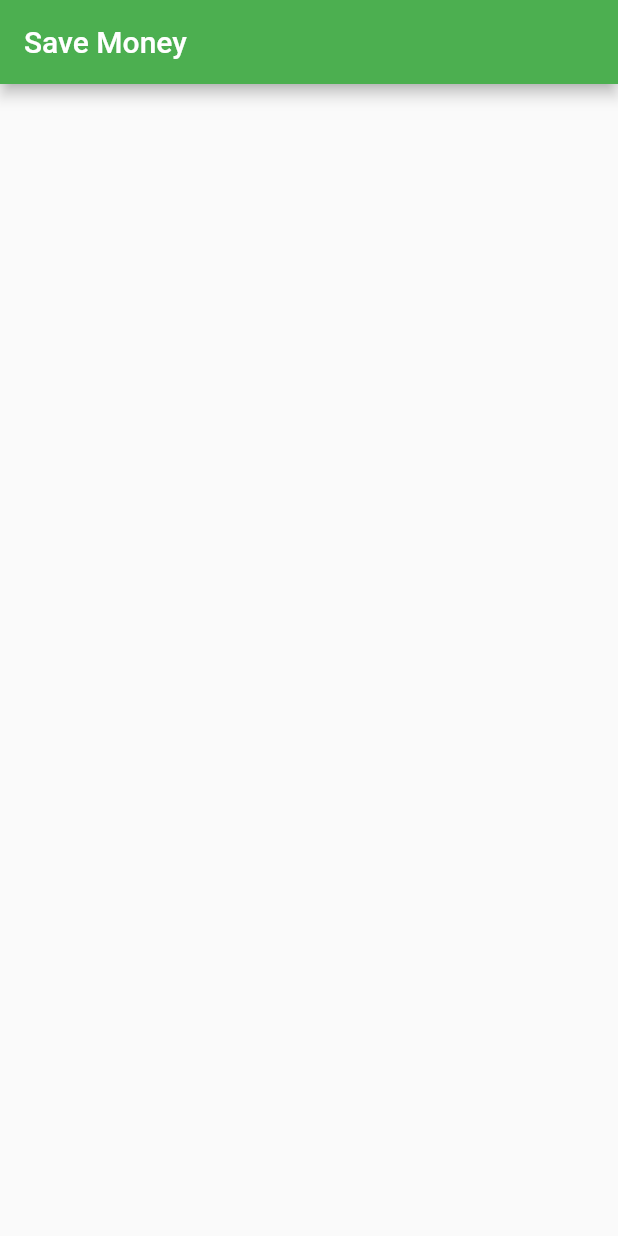
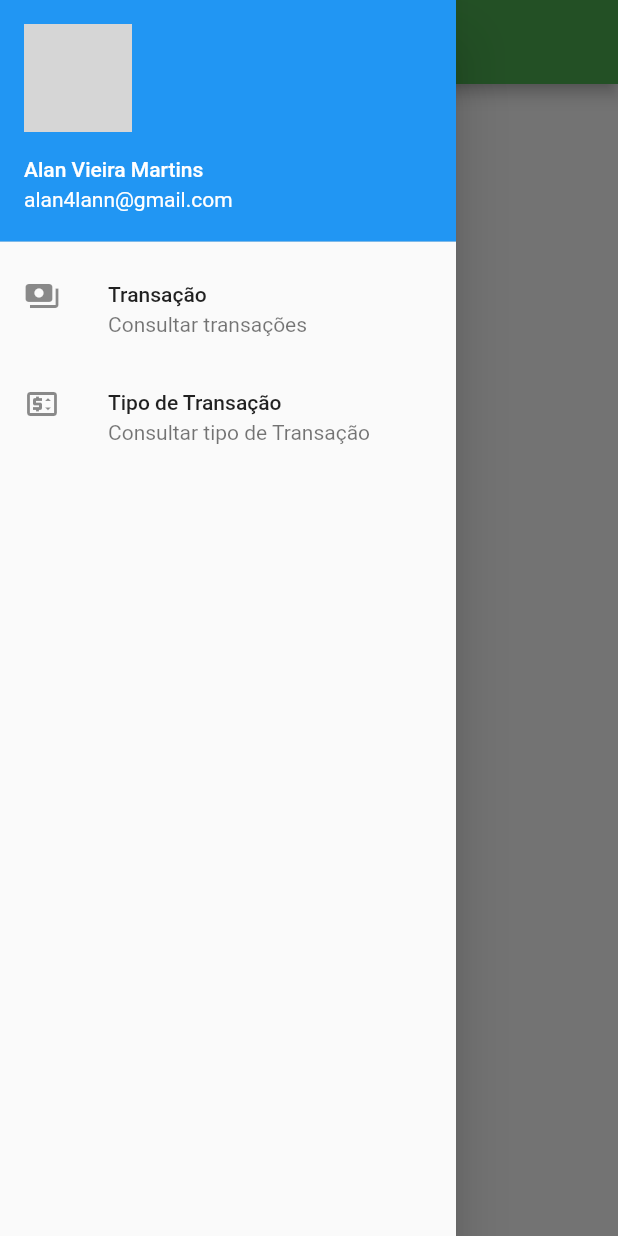
Before and after one commit to alandlan/SaveMoney, a Flutter app: the screen it shows after launch, with the side drawer open (before the commit the screen has no drawer), on a phone screen of 412 x 824 dp. Run offline on Flutter 3.47's test engine with Material 2 defaults, Android fonts, the phone set to English and light mode, and no system bars; our stand-ins replace animated_splash_screen, sqflite; accounts and stored records are empty; network calls fail; grey boxes are pictures that could not be loaded.

Commit message:
Menu e tela lista de tipo de transacoes

```diff
--- a/savemoney/lib/main.dart
+++ b/savemoney/lib/main.dart
@@ -1,10 +1,8 @@
 import 'package:flutter/material.dart';
-import 'database/dao/transaction_dao.dart';
-import 'models/Transactions.dart';
-import 'screens/splash.dart';
+import 'screens/SpashPage.dart';
 
 void main() {
   //final TransactionDao _transactionDao = TransactionDao();
   //_transactionDao.save(Transactions(0,1,'Janeiro',1000.0,"2021-01-01"));
-  runApp(const SaveMoneyApp());
+  runApp(const SpashPage());
 }
--- /dev/null
+++ b/savemoney/lib/screens/MainPage.dart
@@ -0,0 +1,117 @@
+import 'package:flutter/material.dart';
+import 'package:savemoney/database/dao/transaction_dao.dart';
+
+import 'package:savemoney/models/Transactions.dart';
+import 'package:savemoney/screens/TransactionType/Index.dart';
+
+class MainPage extends StatelessWidget {
+
+  final TransactionDao _transactionDao = TransactionDao();
+
+  @override
+  Widget build(BuildContext context) {
+
+    //_transactionDao.save(Transactions(0,1,'Janeiro',1000.0,"2021-01-01"));
+
+    return MaterialApp(
+      debugShowCheckedModeBanner: false,
+      theme: ThemeData(primaryColor: Colors.green),
+      home: Scaffold(
+        appBar: AppBar(
+          backgroundColor: Colors.green,
+          title: Text("Save Money"),
+        ),
+        body: FutureBuilder(
+          future: _transactionDao.findAll(),
+          builder: (context,snapshot) {
+            List<Transactions> transactions = [];
+            if(snapshot.hasData){ transactions = snapshot.data as List<Transactions>;}
+            return ListView.builder(
+              itemBuilder: (context,index){
+                final Transactions transaction = transactions[index];
+                return _TransactionItem(transaction);
+              },
+              itemCount: transactions.length
+            );
+          },
+        ),
+        drawer: Drawer(
+
+          child: ListView(
+            children: <Widget>[
+              UserAccountsDrawerHeader(
+                accountName: Text("Alan Vieira Martins"),
+                accountEmail: Text("alan4lann@gmail.com"),
+                arrowColor: Colors.green,
+                currentAccountPicture: CircleAvatar(
+                  radius: 30.0,
+                  backgroundImage:
+                NetworkImage('https://media-exp1.licdn.com/dms/image/C4E03AQEarGWSsoOCzg/profile-displayphoto-shrink_400_400/0/1544907761843?e=1646870400&v=beta&t=3omSX6MvN0KJcmV4U-E7HgPxuzT2r2yJHVmWmNjeNGk'),
+                  backgroundColor: Colors.transparent,
+                ),
+              ),
+              ListTile(
+                leading: Icon(Icons.payments),
+                title: Text("Transação"),
+                subtitle: Text("Consultar transações"),
+                //trailing: Icon(Icons.arrow_forward),
+                onTap: () {
+                  debugPrint('toquei no drawer');
+                }
+               ),
+              // ListTile(
+              //   leading: Icon(Icons.attach_money),
+              //   title: Text("Transação"),
+              //   subtitle: Text("Cadastrar transação"),
+              //   //trailing: Icon(Icons.arrow_forward),
+              //   onTap: () {
+              //     debugPrint('toquei no drawer');
+              //   }
+              //  ),
+              ListTile(
+                leading: Icon(Icons.price_change_outlined),
+                title: Text("Tipo de Transação"),
+                subtitle: Text("Consultar tipo de Transação"),
+                //trailing: Icon(Icons.arrow_forward),
+                onTap: () {
+                  Navigator.of(context).push(MaterialPageRoute(builder: (context) => TransactionTypeIndex(),),);
+                }
+               ),
+              //  ListTile(
+              //    leading: Icon(Icons.price_check_outlined),
+              //    title: Text("Tipo de Transação"),
+              //    subtitle: Text("Cadastrar tipo de Transação"),
+              //    //trailing: Icon(Icons.arrow_forward),
+              //   onTap: () {
+              //     Navigator.pop(context);
+              //   }
+              //  )
+            ],
+           )
+        )
+      ),
+
+
+    );
+  }
+
+}
+
+class _TransactionItem extends StatelessWidget {
+
+  final Transactions transaction;
+
+  _TransactionItem(this.transaction);
+
+  @override
+  Widget build(BuildContext context){
+    return Card(
+      child: ListTile(
+        title:
+          Text(transaction.name),
+        subtitle:
+          Text(transaction.value.toString()) ,
+      ),
+    );
+  }
+}
--- a/savemoney/lib/screens/splash.dart
+++ b/savemoney/lib/screens/SpashPage.dart
@@ -1,9 +1,9 @@
 import 'package:animated_splash_screen/animated_splash_screen.dart';
 import 'package:flutter/material.dart';
-import 'package:savemoney/screens/resume.dart';
+import 'package:savemoney/screens/MainPage.dart';
 
-class SaveMoneyApp extends StatelessWidget {
-  const SaveMoneyApp({Key? key}) : super(key: key);
+class SpashPage extends StatelessWidget {
+  const SpashPage({Key? key}) : super(key: key);
 
   @override
   Widget build(BuildContext context) {
@@ -16,7 +16,7 @@ class SaveMoneyApp extends StatelessWidget {
         splash: Image.asset('assets/images/walletMoney.jpg'),
         duration: 3000,
         splashTransition: SplashTransition.fadeTransition,
-        nextScreen: ResumePage()
+        nextScreen: MainPage()
         ,),
     );
   }
--- a/savemoney/lib/screens/resume.dart
+++ /dev/null
@@ -1,55 +0,0 @@
-import 'package:flutter/material.dart';
-import 'package:savemoney/database/dao/transaction_dao.dart';
-
-import 'package:savemoney/models/Transactions.dart';
-
-class ResumePage extends StatelessWidget {
-
-  final TransactionDao _transactionDao = TransactionDao();
-
-  @override
-  Widget build(BuildContext context) {
-
-    //_transactionDao.save(Transactions(0,1,'Janeiro',1000.0,"2021-01-01"));
-
-    return Scaffold(
-      appBar: AppBar(
-        title: Text("Save Money"),
-      ),
-      body: FutureBuilder(
-        future: _transactionDao.findAll(),
-        builder: (context,snapshot) {
-          List<Transactions> transactions = [];
-          if(snapshot.hasData){ transactions = snapshot.data as List<Transactions>;}
-          return ListView.builder(
-            itemBuilder: (context,index){
-              final Transactions transaction = transactions[index];
-              return _TransactionItem(transaction);
-            },
-            itemCount: transactions.length
-          );
-        },
-      ),
-    );
-  }
-
-}
-
-class _TransactionItem extends StatelessWidget {
-
-  final Transactions transaction;
-
-  _TransactionItem(this.transaction);
-
-  @override
-  Widget build(BuildContext context){
-    return Card(
-      child: ListTile(
-        title:
-          Text(transaction.name),
-        subtitle:
-          Text(transaction.value.toString()) ,
-      ),
-    );
-  }
-}
```
Also changed, not shown: savemoney/lib/screens/TransactionType/Index.dart (added, +33 -0 lines), savemoney/lib/screens/TransactionType/Create.dart (added).
